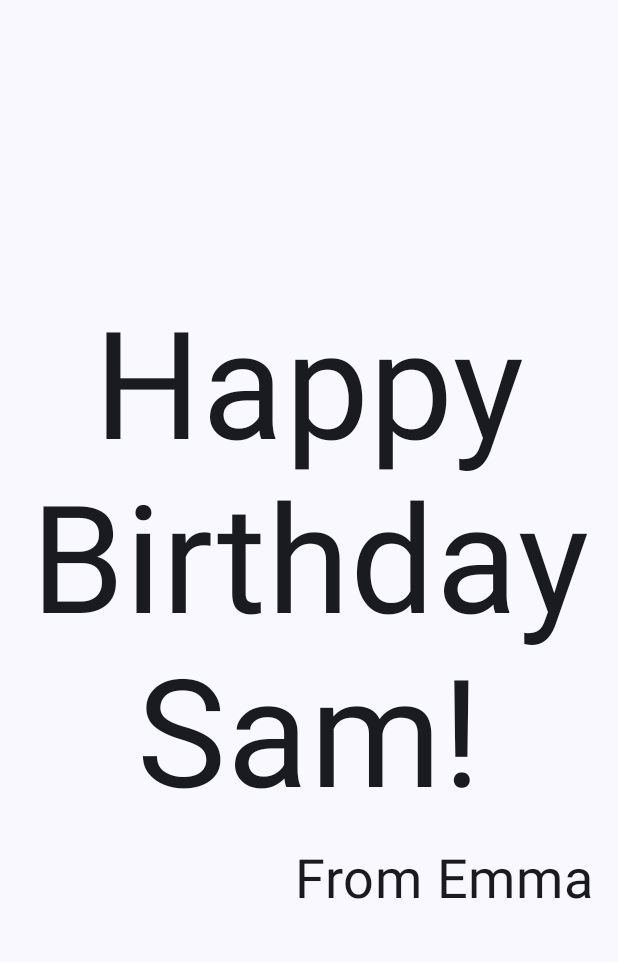
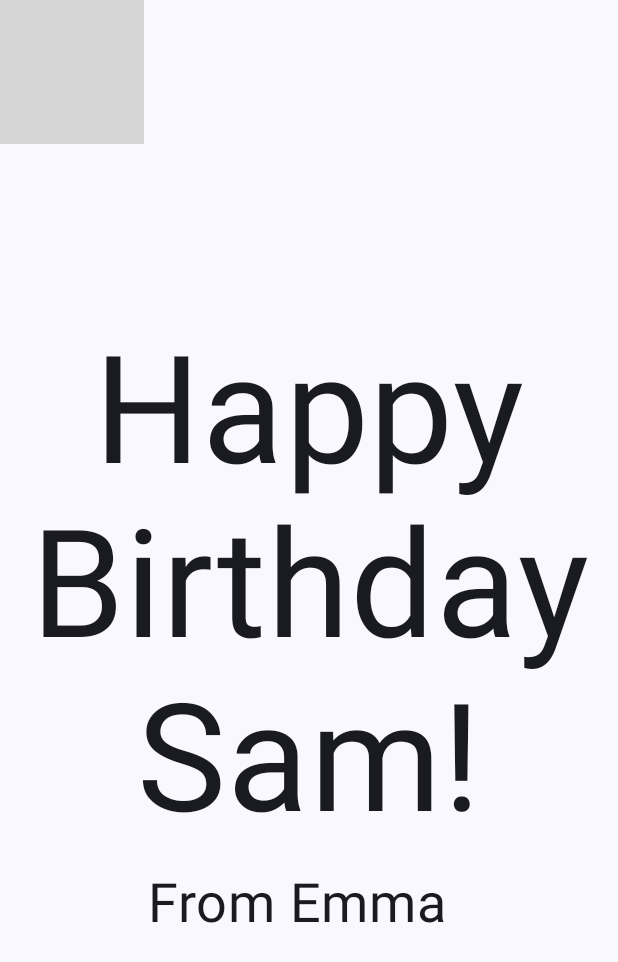
Before and after one commit to lauragonzs/PAMN, an Android app built with Jetpack Compose: the screen it shows after launch (MainActivity), on a phone screen of 412 x 824 dp. Shown: the top 962 px of the screen. Run offline under Robolectric (Android 15) with nearby library versions, the phone set to English and light mode, and no system bars; grey boxes are pictures that could not be loaded.

Commit message:
Finalizado proyecto P5-HappyBirthday

```diff
--- a/P5 - Codelab_PrimeraAppAndroid/Proyectos/HappyBirthday/app/src/main/java/com/example/happybirthday/MainActivity.kt
+++ b/P5 - Codelab_PrimeraAppAndroid/Proyectos/HappyBirthday/app/src/main/java/com/example/happybirthday/MainActivity.kt
@@ -3,7 +3,9 @@ package com.example.happybirthday
 import android.os.Bundle
 import androidx.activity.ComponentActivity
 import androidx.activity.compose.setContent
+import androidx.compose.foundation.Image
 import androidx.compose.foundation.layout.Arrangement
+import androidx.compose.foundation.layout.Box
 import androidx.compose.foundation.layout.Column
 import androidx.compose.foundation.layout.Row
 import androidx.compose.foundation.layout.fillMaxSize
@@ -14,6 +16,8 @@ import androidx.compose.material3.Text
 import androidx.compose.runtime.Composable
 import androidx.compose.ui.Alignment
 import androidx.compose.ui.Modifier
+import androidx.compose.ui.layout.ContentScale
+import androidx.compose.ui.res.painterResource
 import androidx.compose.ui.text.style.TextAlign
 import androidx.compose.ui.tooling.preview.Preview
 import androidx.compose.ui.unit.dp
@@ -26,11 +30,8 @@ class MainActivity : ComponentActivity() {
         setContent {
             HappyBirthdayTheme {
                 // A surface container using the 'background' color from the theme
-                Surface(
-                    modifier = Modifier.fillMaxSize(),
-                    color = MaterialTheme.colorScheme.background
-                ) {
-                    GreetingText(message = "Happy Birthday Sam!", from = "From Emma")
+                Surface(color = MaterialTheme.colorScheme.background) {
+                    GreetingImage(getString(R.string.happy_birthday_text), getString(R.string.signature_text))
                 }
             }
         }
@@ -39,6 +40,7 @@ class MainActivity : ComponentActivity() {
 
 @Composable
 fun GreetingText(message: String, from: String, modifier: Modifier = Modifier) {
+    // Create a column so that texts don't overlap
     Column(
         verticalArrangement = Arrangement.Center,
         modifier = modifier
@@ -47,22 +49,45 @@ fun GreetingText(message: String, from: String, modifier: Modifier = Modifier) {
             text = message,
             fontSize = 100.sp,
             lineHeight = 116.sp,
-            textAlign = TextAlign.Center
+            textAlign = TextAlign.Center,
+            modifier = Modifier.padding(top = 16.dp)
         )
         Text(
             text = from,
             fontSize = 36.sp,
             modifier = Modifier
-                .padding(16.dp)
-                .align(alignment = Alignment.End)
+                .padding(top = 16.dp)
+                .padding(end = 16.dp)
+                .align(alignment = Alignment.CenterHorizontally)
         )
     }
 }
 
-@Preview(showBackground = true)
 @Composable
-fun BirthdayCardPreview(){
-    HappyBirthdayTheme {
-        GreetingText(message = "Happy Birthday Sam!", from ="From Emma")
+fun GreetingImage(message: String, from: String, modifier: Modifier = Modifier) {
+    // Create a box to overlap image and texts
+    val image = painterResource(R.drawable.androidparty)
+    Box {
+        Image(
+            painter = image,
+            contentDescription = null,
+            contentScale = ContentScale.Crop,
+            alpha = 0.5F
+        )
+        GreetingText(
+            message = message,
+            from = from,
+            modifier = Modifier
+                .fillMaxSize()
+                .padding(8.dp)
+        )
     }
 }
+
+@Preview(showBackground = false)
+@Composable
+fun BirthdayCardPreview() {
+    HappyBirthdayTheme {
+        GreetingImage("Happy Birthday Sam!", "From Emma")
+    }
+}
--- a/P5 - Codelab_PrimeraAppAndroid/Proyectos/HappyBirthday/app/src/main/res/values/strings.xml
+++ b/P5 - Codelab_PrimeraAppAndroid/Proyectos/HappyBirthday/app/src/main/res/values/strings.xml
@@ -1,3 +1,5 @@
 <resources>
     <string name="app_name">Happy Birthday</string>
+    <string name="happy_birthday_text">Happy Birthday Sam!</string>
+    <string name="signature_text">From Emma</string>
 </resources>
```
Also changed, not shown: 1 other file.
